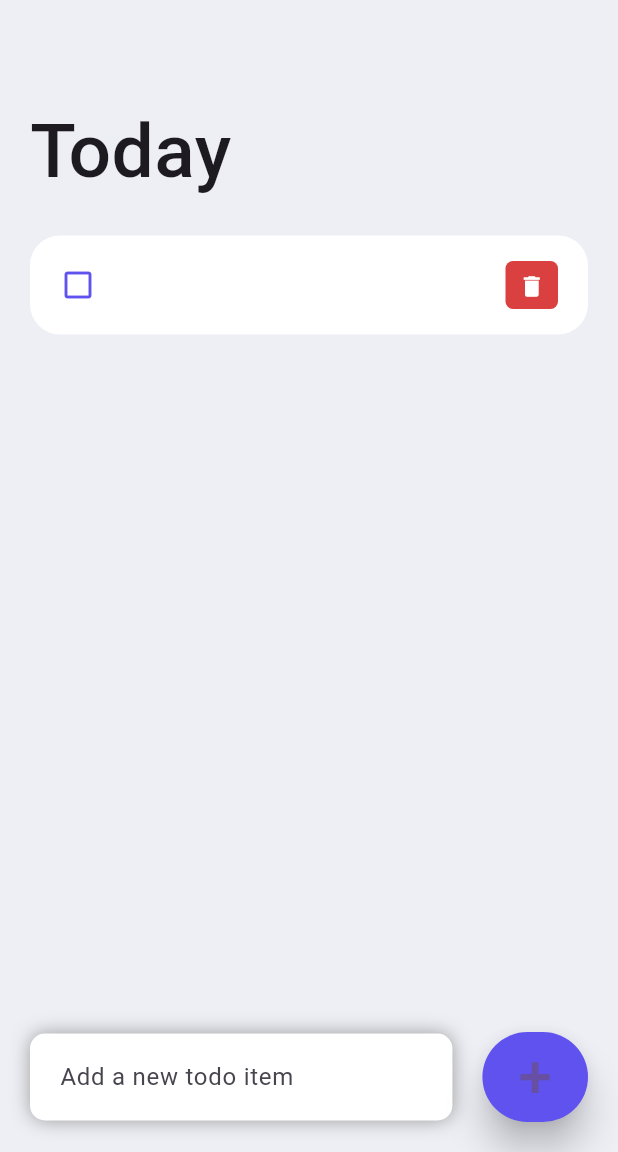
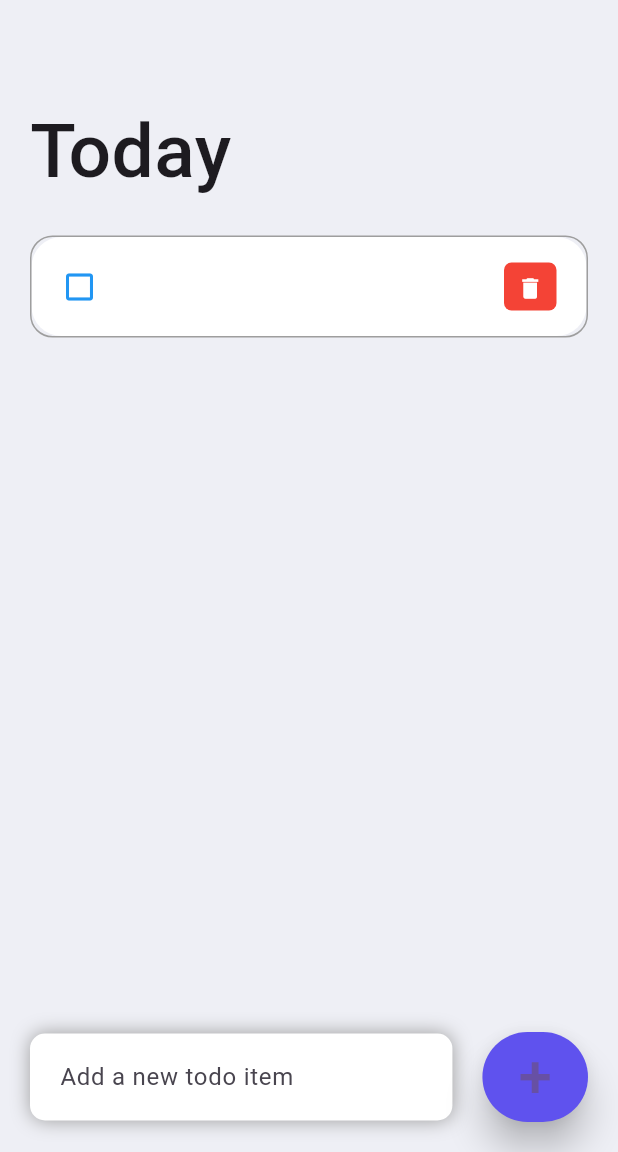
Before and after one commit to kjh3291/OSS-project1, a Flutter app: the screen it shows after launch, after a tap on an icon or button, on a phone screen of 412 x 824 dp, the part 84-1236 px from its top. Run offline on Flutter 3.47's test engine with Material 3 defaults, Android fonts, the phone set to English and light mode, and no system bars; our stand-ins replace timer_builder.

Commit message:
컨테이너 테두리 추가

```diff
--- a/todolist/lib/widget/todo_item.dart
+++ b/todolist/lib/widget/todo_item.dart
@@ -1,27 +1,24 @@
 import 'package:flutter/material.dart';
-import 'package:todolist/colors/color.dart';
 import 'package:todolist/model/todo.dart';
 
 class ToDoItem extends StatelessWidget {
   final ToDo todo;
-  final onToDoChanged;
-  final onDeleteItem;
 
-  const ToDoItem({
-    Key? key,
-    required this.todo,
-    required this.onToDoChanged,
-    required this.onDeleteItem,
-  }) : super(key: key);
+  const ToDoItem({Key? key, required this.todo}) : super(key : key);
 
   @override
   Widget build(BuildContext context) {
     return Container(
+      decoration: BoxDecoration(
+        border: Border.all(
+          color: Colors.grey,
+        ),
+        borderRadius: BorderRadius.circular(15),
+      ),
         margin: EdgeInsets.only(bottom: 20),
         child: ListTile(
         onTap: () {
-          // print('Clicked on Todo Item.');
-          onToDoChanged(todo);
+          print('Clicked on Todo Item.');
         },
         shape: RoundedRectangleBorder(
           borderRadius: BorderRadius.circular(20),
@@ -30,14 +27,14 @@ class ToDoItem extends StatelessWidget {
           tileColor: Colors.white,
         leading: Icon(
           todo.isDone ? Icons.check_box : Icons.check_box_outline_blank,
-          color: tdBlue,
+          color: Colors.blue,
         ),
         title: Text(
           todo.todoText!,
           style: TextStyle(
               fontSize: 16,
-            color: tdBlack,
-            decoration: todo.isDone ? TextDecoration.lineThrough : null,
+              color:Colors.black,
+              decoration: todo.isDone? TextDecoration.lineThrough : null,
         ),
         ),
         trailing: Container(
@@ -46,7 +43,7 @@ class ToDoItem extends StatelessWidget {
           height: 35,
           width: 35,
           decoration: BoxDecoration(
-            color: tdRed,
+            color: Colors.red,
             borderRadius: BorderRadius.circular(5),
           ),
           child: IconButton(
@@ -54,8 +51,7 @@ class ToDoItem extends StatelessWidget {
             iconSize: 18,
             icon: Icon(Icons.delete),
             onPressed: () {
-              // print('Clicked on delete icon');
-              onDeleteItem(todo.id);
+              print('Clicked on delete icon.');
             },
           ),
         ),
```
Lines whose indentation alone changed are shown as unchanged.
